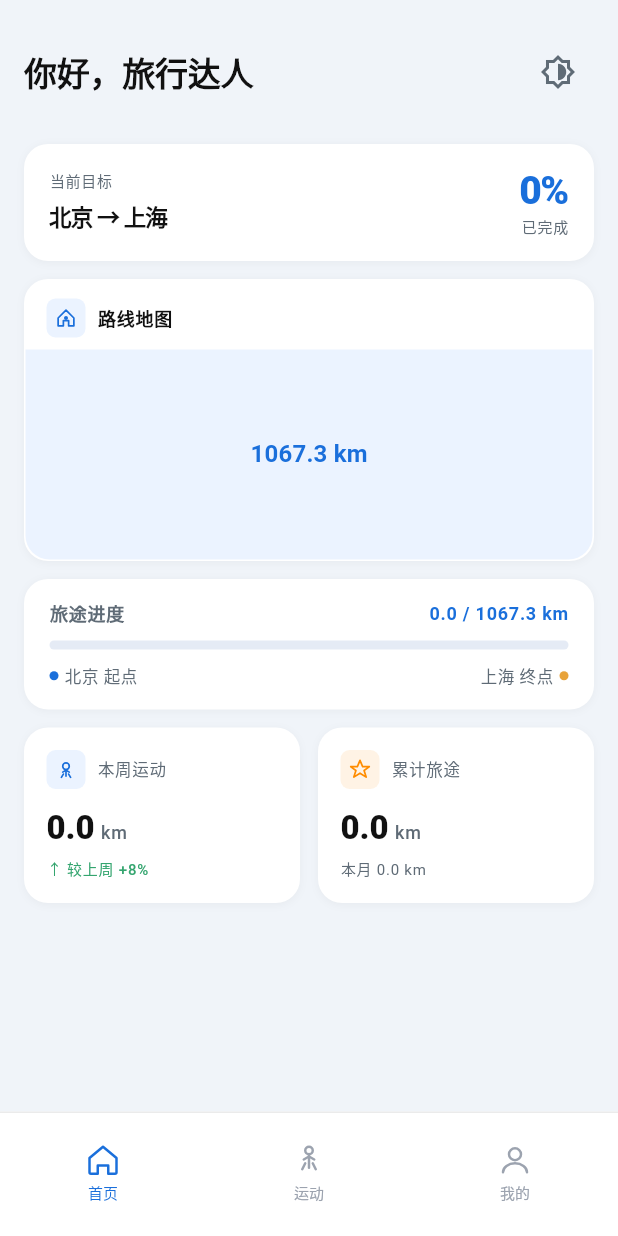
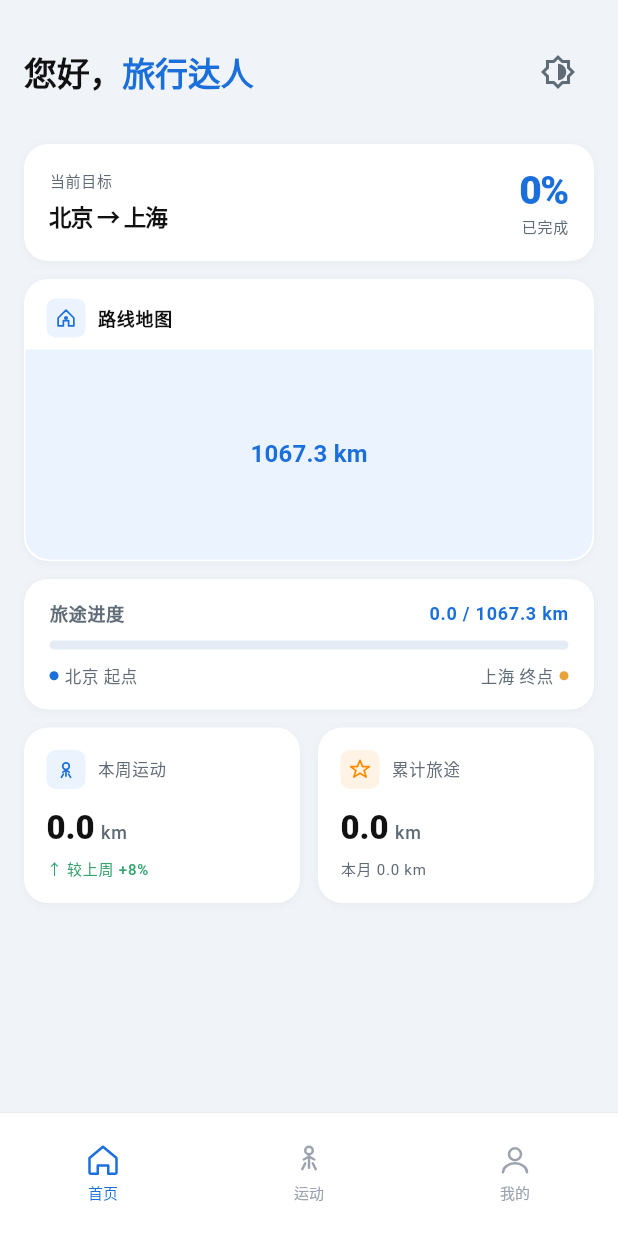
Before and after one commit to DongLiang01/walkWorld, a Flutter app: the screen it shows after launch, on a phone screen of 412 x 824 dp. Run offline on Flutter 3.47's test engine with Material 3 defaults, Android fonts, the phone set to English and light mode, and no system bars; our stand-ins replace flutter_riverpod, flutter_svg, sqflite; missing offline and left inert: lpinyin; accounts and stored records are empty.

Commit message:
颜色背景优化

```diff
--- a/walkworld/lib/features/home/presentation/pages/home_page.dart
+++ b/walkworld/lib/features/home/presentation/pages/home_page.dart
@@ -78,7 +78,7 @@ class _HomeHeaderSection extends ConsumerWidget {
       mainAxisAlignment: MainAxisAlignment.spaceBetween,
       children: [
         Text(
-          '你好，${identity.name}',
+          '您好，',
           style: textTheme.titleLarge?.copyWith(
             fontWeight: FontWeight.w700,
             fontSize: 22,
@@ -86,6 +86,16 @@ class _HomeHeaderSection extends ConsumerWidget {
             letterSpacing: -0.14,
           ),
         ),
+        Text(
+          identity.name,
+          style: textTheme.titleLarge?.copyWith(
+            fontWeight: FontWeight.w700,
+            fontSize: 22,
+            color: tokens.tabBarActive,
+            letterSpacing: -0.14,
+          ),
+        ),
+        const Spacer(),
         IconButton(
           onPressed: onToggleTheme,
           icon: Icon(Icons.brightness_6_outlined, color: tokens.textSecondary),
--- a/walkworld/lib/features/profile/presentation/pages/identity_select_page.dart
+++ b/walkworld/lib/features/profile/presentation/pages/identity_select_page.dart
@@ -19,7 +19,7 @@ class IdentitySelectPage extends ConsumerWidget {
     final currentIdentity = ref.watch(identityProvider);
 
     return Scaffold(
-      backgroundColor: tokens.profilePageBackground,
+      backgroundColor: tokens.surfacePrimary,
       body: SafeArea(
         bottom: false,
         child: Column(
@@ -28,6 +28,8 @@ class IdentitySelectPage extends ConsumerWidget {
             _IdentityAppBar(tokens: tokens),
             // ── 身份列表 ──
             Expanded(
+              child: Container(
+                color: tokens.profilePageBackground,
                 child: ListView.separated(
                   padding: const EdgeInsets.symmetric(
                     horizontal: 16,
@@ -50,6 +52,7 @@ class IdentitySelectPage extends ConsumerWidget {
                       },
                     );
                   },
+                ),
               ),
             ),
           ],
```
Lines whose indentation alone changed are shown as unchanged.
